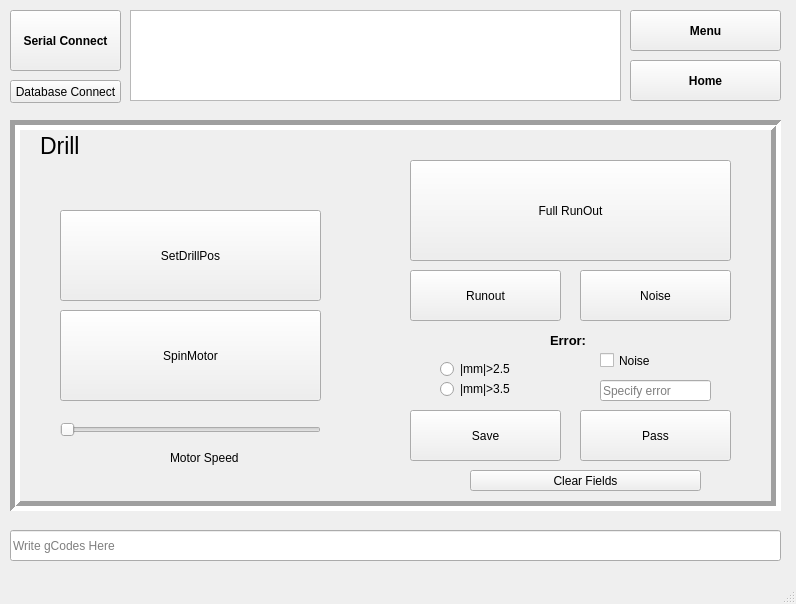
Above: FT_vone/mainwindow.ui from 7ome/Functional-Test before the change. Below: the same form after it.
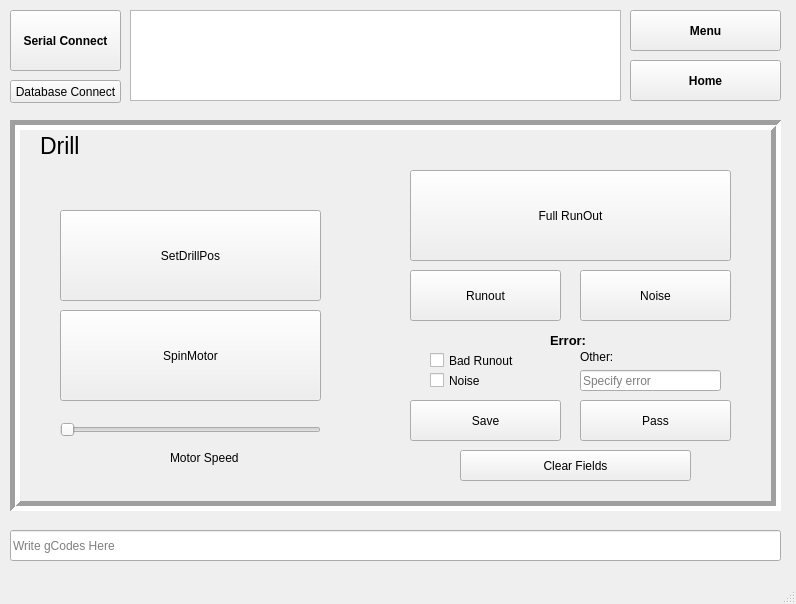
That is the form after the change. The open tabs and pages were chosen to show the change.

```diff
--- a/FT_vone/mainwindow.ui
+++ b/FT_vone/mainwindow.ui
@@ -594,9 +594,9 @@
       <property name="geometry">
        <rect>
         <x>390</x>
-        <y>30</y>
+        <y>40</y>
         <width>321</width>
-        <height>101</height>
+        <height>91</height>
        </rect>
       </property>
       <property name="text">
@@ -646,9 +646,9 @@
       <property name="geometry">
        <rect>
         <x>390</x>
-        <y>280</y>
+        <y>270</y>
         <width>151</width>
-        <height>51</height>
+        <height>41</height>
        </rect>
       </property>
       <property name="text">
@@ -658,8 +658,8 @@
      <widget class="QCheckBox" name="noise_checkBox">
       <property name="geometry">
        <rect>
-        <x>580</x>
-        <y>220</y>
+        <x>410</x>
+        <y>240</y>
         <width>70</width>
         <height>21</height>
        </rect>
@@ -677,9 +677,9 @@
      <widget class="QLineEdit" name="Drillother">
       <property name="geometry">
        <rect>
-        <x>580</x>
-        <y>250</y>
-        <width>111</width>
+        <x>560</x>
+        <y>240</y>
+        <width>141</width>
         <height>21</height>
        </rect>
       </property>
@@ -707,39 +707,13 @@
        <string>Error:</string>
       </property>
      </widget>
-     <widget class="QRadioButton" name="radioButton2_5">
-      <property name="geometry">
-       <rect>
-        <x>420</x>
-        <y>230</y>
-        <width>83</width>
-        <height>18</height>
-       </rect>
-      </property>
-      <property name="text">
-       <string>|mm|&gt;2.5</string>
-      </property>
-     </widget>
-     <widget class="QRadioButton" name="radioButton3_5">
-      <property name="geometry">
-       <rect>
-        <x>420</x>
-        <y>250</y>
-        <width>83</width>
-        <height>18</height>
-       </rect>
-      </property>
-      <property name="text">
-       <string>|mm|&gt;3.5</string>
-      </property>
-     </widget>
      <widget class="QPushButton" name="DPassButton">
       <property name="geometry">
        <rect>
         <x>560</x>
-        <y>280</y>
+        <y>270</y>
         <width>151</width>
-        <height>51</height>
+        <height>41</height>
        </rect>
       </property>
       <property name="text">
@@ -749,16 +723,48 @@
      <widget class="QPushButton" name="clearD_Button">
       <property name="geometry">
        <rect>
-        <x>450</x>
-        <y>340</y>
+        <x>440</x>
+        <y>320</y>
         <width>231</width>
-        <height>21</height>
+        <height>31</height>
        </rect>
       </property>
       <property name="text">
        <string>Clear Fields</string>
       </property>
      </widget>
+     <widget class="QCheckBox" name="badrunout_checkBox">
+      <property name="geometry">
+       <rect>
+        <x>410</x>
+        <y>220</y>
+        <width>91</width>
+        <height>21</height>
+       </rect>
+      </property>
+      <property name="text">
+       <string>Bad Runout</string>
+      </property>
+      <property name="checkable">
+       <bool>false</bool>
+      </property>
+      <property name="tristate">
+       <bool>true</bool>
+      </property>
+     </widget>
+     <widget class="QLabel" name="label_8">
+      <property name="geometry">
+       <rect>
+        <x>560</x>
+        <y>220</y>
+        <width>47</width>
+        <height>14</height>
+       </rect>
+      </property>
+      <property name="text">
+       <string>Other:</string>
+      </property>
+     </widget>
     </widget>
     <widget class="QWidget" name="page_4">
      <widget class="QLabel" name="label_3">
```
Left out of the diff: 46 changed lines with no effect on the pictures.
